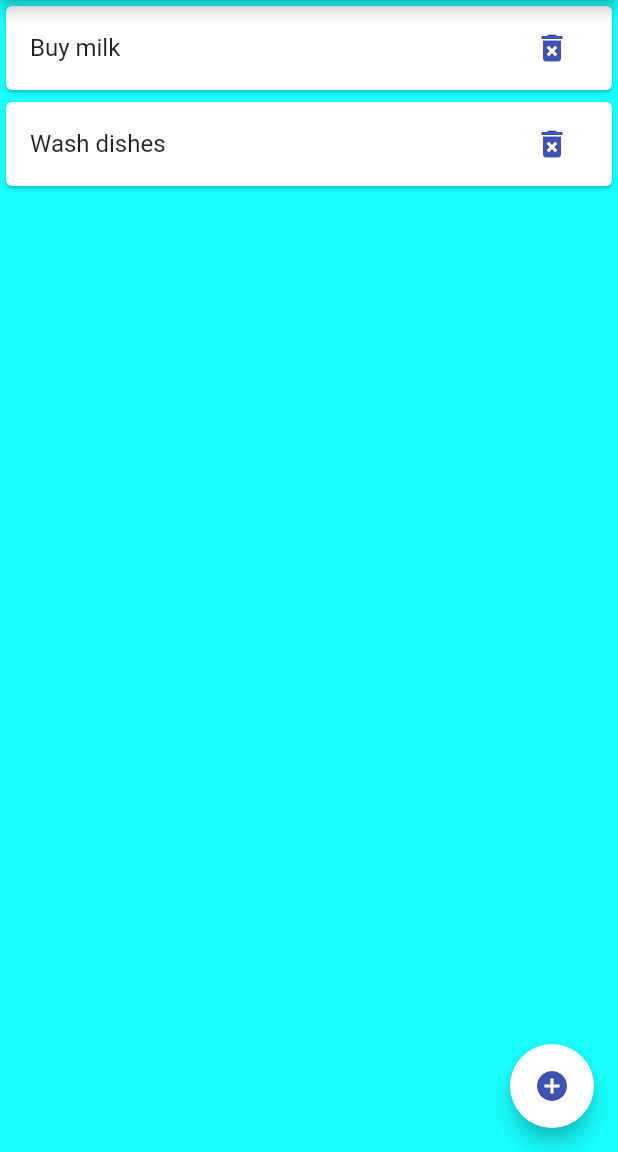
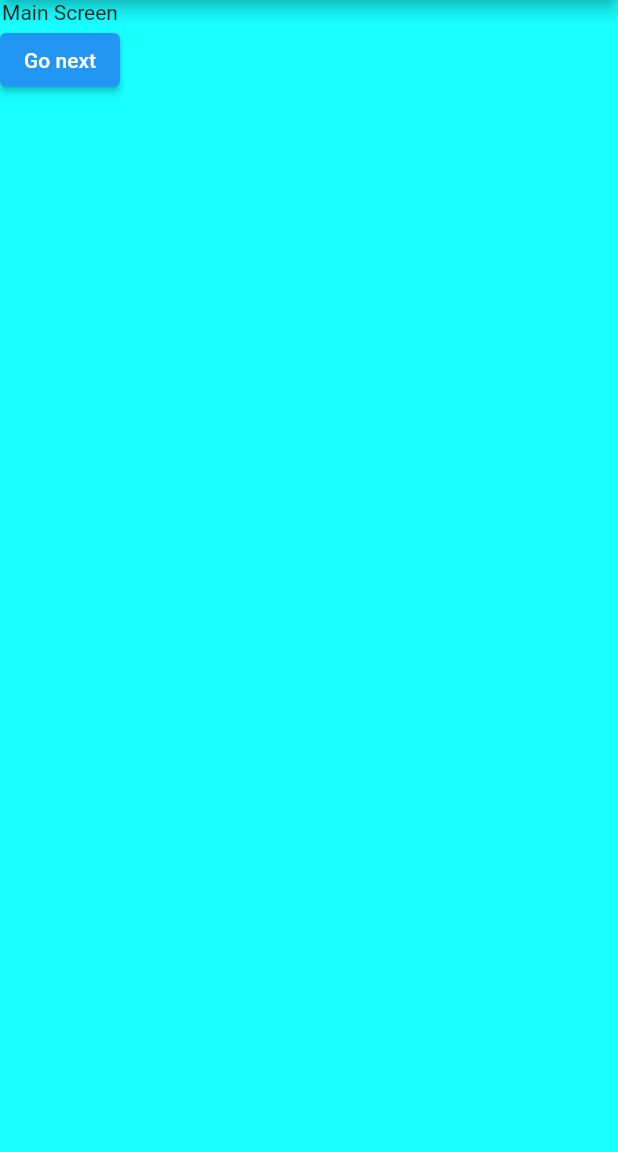
Before and after one commit to TretiakAnton/-flutter_todo, a Flutter app: the screen it shows after launch, on a phone screen of 412 x 824 dp, the part 84-1236 px from its top. Run offline on Flutter 3.47's test engine with Material 2 defaults, Android fonts, the phone set to English and light mode, and no system bars.

```diff
--- /dev/null
+++ b/lib/pages/mainScreen.dart
@@ -0,0 +1,23 @@
+import 'package:flutter/material.dart';
+
+class MainScreen extends StatelessWidget {
+  const MainScreen({Key? key}) : super(key: key);
+
+  @override
+  Widget build(BuildContext context) {
+    return Scaffold(
+        backgroundColor: Colors.cyanAccent,
+        appBar: AppBar(
+          title: Text('Todo list'),
+          centerTitle: true,
+        ),
+        body: Column(
+          children: [
+            Text('Main Screen'),
+            ElevatedButton(onPressed: () {
+              Navigator.pushReplacementNamed(context, '/todo');
+            }, child: Text('Go next'))
+          ],
+        ));
+  }
+}
```
Also changed, not shown: lib/main.dart (+7 -1 lines), lib/pages/home.dart (+35 -9 lines).
